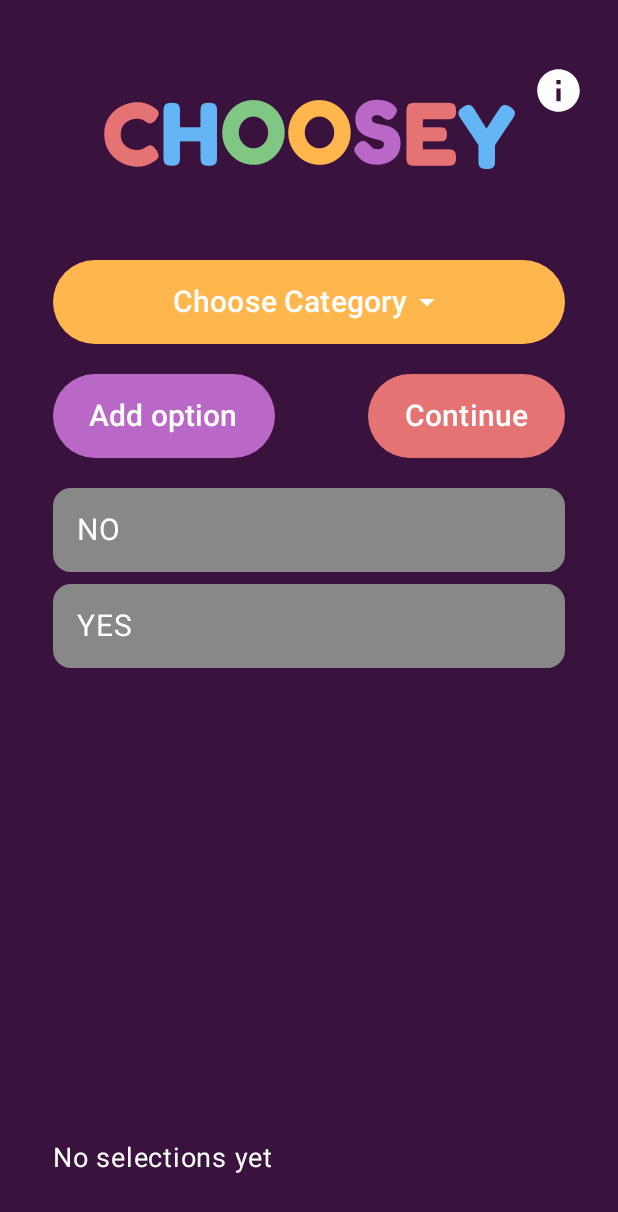
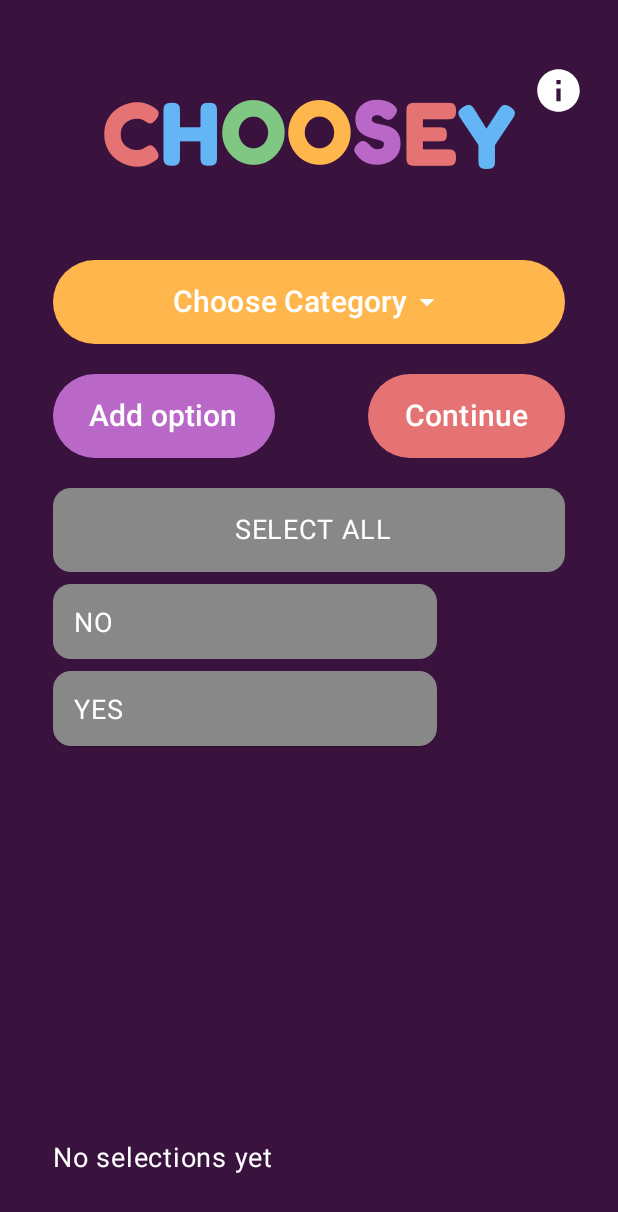
Before and after one commit to Holfve1/Choosey, an Android app built with Jetpack Compose: the SelectionScreen screen opened through its navigation route, on a phone screen of 412 x 824 dp. Shown: the top 1212 px of the screen. Run offline under Robolectric (Android 15) with nearby library versions, the phone set to English and light mode, and no system bars; our stand-ins replace Room's generated code.

Commit message:
will add select all button front end only

```diff
--- a/app/src/main/java/com/example/choosey/SelectionScreen.kt
+++ b/app/src/main/java/com/example/choosey/SelectionScreen.kt
@@ -1,5 +1,6 @@
 package com.example.choosey
 import android.R
+import android.graphics.Paint
 import androidx.compose.foundation.background
 import androidx.compose.foundation.layout.*
 import androidx.compose.foundation.lazy.LazyColumn
@@ -136,6 +137,33 @@ fun SelectionScreen(
 
         Spacer(Modifier.height(20.dp))
 
+        var selectAll by remember { mutableStateOf(false) }
+        Card(
+            modifier = Modifier
+                .fillMaxWidth()
+                .padding(bottom = 8.dp),
+            onClick = { selectAll = !selectAll },
+            colors = CardDefaults.cardColors(
+                containerColor = if (selectAll) Color( 0xFF81C784)  // blue for selected
+                else Color.Gray,         // orange for unselected
+                contentColor = Color.White
+            ),
+            elevation = CardDefaults.cardElevation(
+                defaultElevation = if (selectAll) 4.dp else 1.dp
+            )
+        ) {
+            Box(
+                modifier = Modifier.fillMaxWidth(),
+                contentAlignment = Alignment.Center
+            ) {
+                Text(
+                    text = if (!selectAll) " SELECT ALL" else "DESELECT ALL",
+                    modifier = Modifier.padding(16.dp),
+                    fontSize = 18.sp,
+                    textAlign = TextAlign.Center
+                )
+            }
+        }
         // --- List of items ---
         LazyColumn(
             modifier = Modifier
@@ -143,10 +171,14 @@ fun SelectionScreen(
                 .fillMaxWidth(),
             verticalArrangement = Arrangement.spacedBy(8.dp)
         ) {
+
             items(items, key = { it.id }) { item ->
                 val selected = item.isSelected
+
                 Card(
-                    modifier = Modifier.fillMaxWidth(),
+                    modifier = Modifier
+                        .fillMaxWidth(0.75f)
+                        .height(50.dp),
                     onClick = { vm.toggleSelection(item.id) },
                     colors = CardDefaults.cardColors(
                         containerColor = if (selected) Color( 0xFF81C784)  // blue for selected
@@ -156,11 +188,12 @@ fun SelectionScreen(
                     elevation = CardDefaults.cardElevation(
                         defaultElevation = if (selected) 4.dp else 1.dp
                     )
-                ) {
+                )
+                {
                     Text(
                         text = item.label,
-                        modifier = Modifier.padding(16.dp),
-                        fontSize = 20.sp
+                        modifier = Modifier.padding(14.dp),
+                        fontSize = 18.sp
                     )
                 }
             }
```
